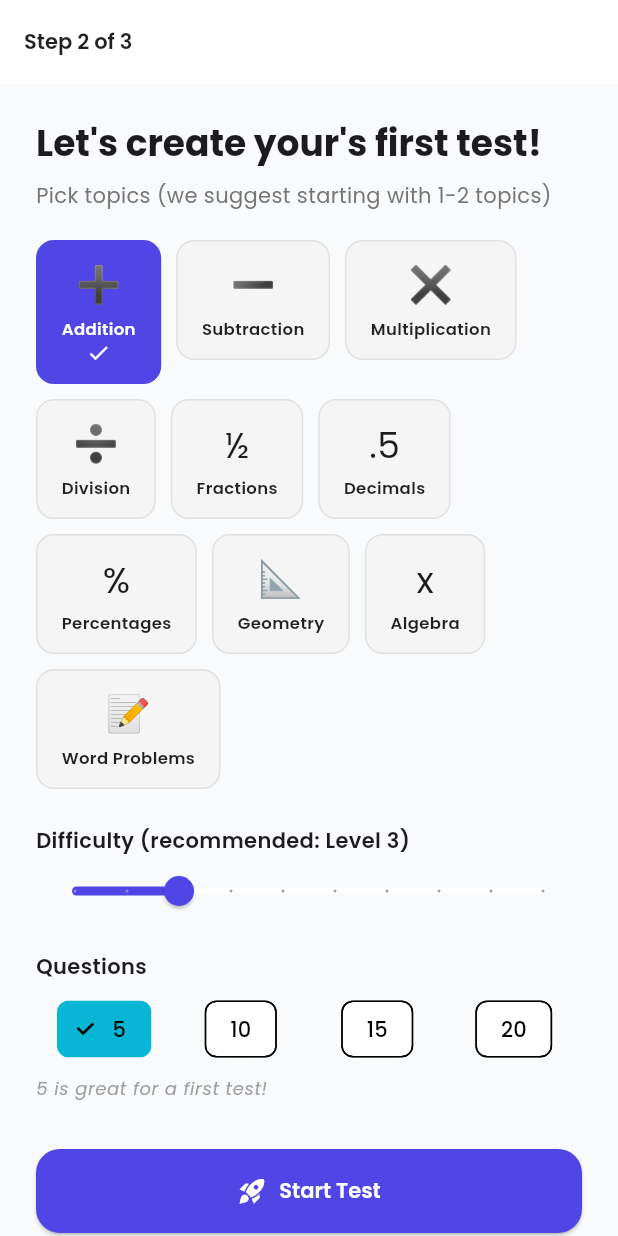
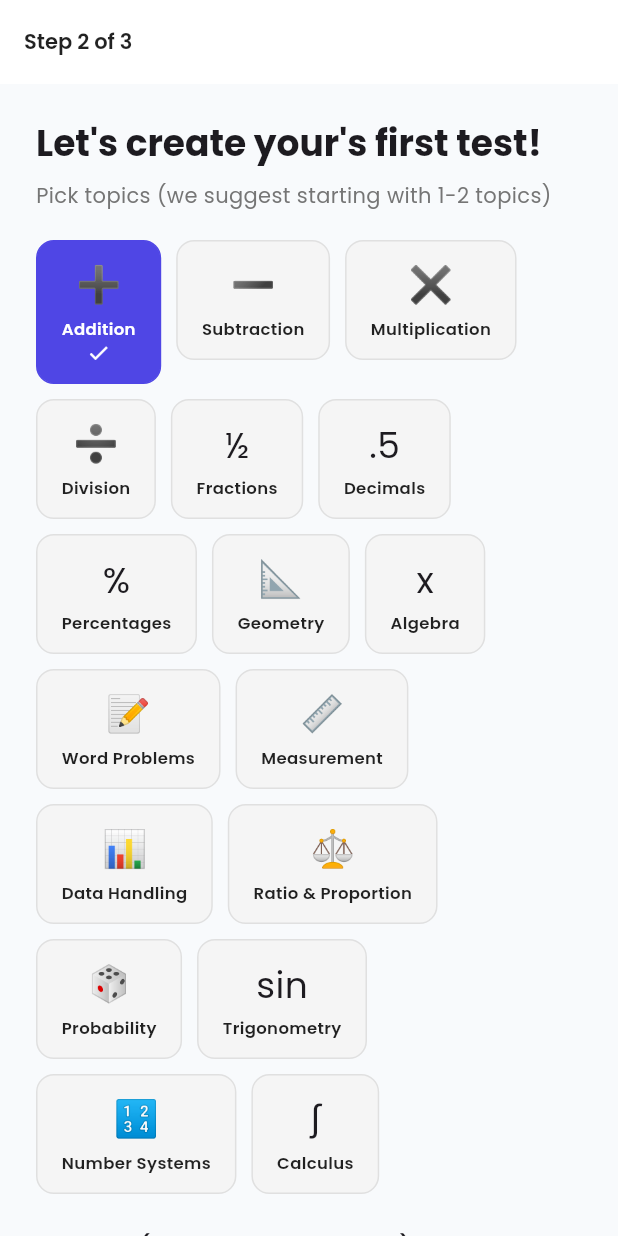
Before and after one commit to magoel/AIMathTest, a Flutter app: the OnboardingConfigScreen screen opened by its route, on a phone screen of 412 x 824 dp. Run offline on Flutter 3.47's test engine with Material 3 defaults, Android fonts, the phone set to English and light mode, and no system bars; our stand-ins replace cloud_firestore, cloud_functions, confetti, firebase_analytics, firebase_auth, firebase_core and 7 more; accounts and stored records are empty.

Commit message:
Add board-based curriculum support (CBSE, IB, Cambridge)
- Add Board field to child profiles with curriculum-aware topic filtering
- 7 new topics: measurement, data handling, ratio & proportion, probability,
  trigonometry, number systems, calculus (17 total)
- Full curriculum mapping: topics available per grade per board based on
  official syllabi research
- AI prompt includes board context for board-appropriate question styles
- Existing profiles default to CBSE (no migration needed)

Co-Authored-By: Claude Opus 4.6 (1M context) <noreply@anthropic.com>

```diff
--- /dev/null
+++ b/lib/config/board_curriculum.dart
@@ -0,0 +1,89 @@
+enum Board {
+  cbse,
+  ib,
+  cambridge;
+
+  String get label {
+    switch (this) {
+      case Board.cbse:
+        return 'CBSE';
+      case Board.ib:
+        return 'IB';
+      case Board.cambridge:
+        return 'Cambridge';
+    }
+  }
+
+  String get description {
+    switch (this) {
+      case Board.cbse:
+        return 'Central Board of Secondary Education';
+      case Board.ib:
+        return 'International Baccalaureate';
+      case Board.cambridge:
+        return 'Cambridge International';
+    }
+  }
+}
+
+/// Returns the set of topic keys available for a given board and grade.
+/// Grade: 0 = Kindergarten, 1-12 = Grade 1-12.
+Set<String> getAvailableTopics(Board board, int grade) {
+  return _curriculumMap[board]![grade.clamp(0, 12)]!;
+}
+
+// Base topics available from kindergarten for most boards
+const _kBasics = {'addition', 'subtraction', 'word_problems', 'geometry'};
+
+const Map<Board, Map<int, Set<String>>> _curriculumMap = {
+  // ── CBSE ──────────────────────────────────────────────────────────────
+  Board.cbse: {
+    0: {..._kBasics, 'measurement'},
+    1: {..._kBasics, 'measurement'},
+    2: {..._kBasics, 'measurement'},
+    3: {..._kBasics, 'measurement', 'multiplication', 'division'},
+    4: {..._kBasics, 'measurement', 'multiplication', 'division', 'fractions', 'decimals', 'percentages', 'data_handling'},
+    5: {..._kBasics, 'measurement', 'multiplication', 'division', 'fractions', 'decimals', 'percentages', 'data_handling'},
+    6: {..._kBasics, 'measurement', 'multiplication', 'division', 'fractions', 'decimals', 'percentages', 'data_handling', 'algebra', 'ratio_proportion'},
+    7: {..._kBasics, 'measurement', 'multiplication', 'division', 'fractions', 'decimals', 'percentages', 'data_handling', 'algebra', 'ratio_proportion', 'probability'},
+    8: {..._kBasics, 'measurement', 'multiplication', 'division', 'fractions', 'decimals', 'percentages', 'data_handling', 'algebra', 'ratio_proportion', 'probability'},
+    9: {..._kBasics, 'measurement', 'multiplication', 'division', 'fractions', 'decimals', 'percentages', 'data_handling', 'algebra', 'ratio_proportion', 'probability', 'number_systems', 'trigonometry'},
+    10: {..._kBasics, 'measurement', 'multiplication', 'division', 'fractions', 'decimals', 'percentages', 'data_handling', 'algebra', 'ratio_proportion', 'probability', 'number_systems', 'trigonometry'},
+    11: {..._kBasics, 'measurement', 'multiplication', 'division', 'fractions', 'decimals', 'percentages', 'data_handling', 'algebra', 'ratio_proportion', 'probability', 'number_systems', 'trigonometry', 'calculus'},
+    12: {..._kBasics, 'measurement', 'multiplication', 'division', 'fractions', 'decimals', 'percentages', 'data_handling', 'algebra', 'ratio_proportion', 'probability', 'number_systems', 'trigonometry', 'calculus'},
+  },
+
+  // ── IB ────────────────────────────────────────────────────────────────
+  Board.ib: {
+    0: {..._kBasics, 'measurement'},
+    1: {..._kBasics, 'measurement'},
+    2: {..._kBasics, 'measurement'},
+    3: {..._kBasics, 'measurement', 'multiplication', 'division', 'fractions', 'data_handling'},
+    4: {..._kBasics, 'measurement', 'multiplication', 'division', 'fractions', 'decimals', 'percentages', 'data_handling'},
+    5: {..._kBasics, 'measurement', 'multiplication', 'division', 'fractions', 'decimals', 'percentages', 'data_handling', 'algebra', 'ratio_proportion', 'probability'},
+    6: {..._kBasics, 'measurement', 'multiplication', 'division', 'fractions', 'decimals', 'percentages', 'data_handling', 'algebra', 'ratio_proportion', 'probability'},
+    7: {..._kBasics, 'measurement', 'multiplication', 'division', 'fractions', 'decimals', 'percentages', 'data_handling', 'algebra', 'ratio_proportion', 'probability'},
+    8: {..._kBasics, 'measurement', 'multiplication', 'division', 'fractions', 'decimals', 'percentages', 'data_handling', 'algebra', 'ratio_proportion', 'probability', 'trigonometry'},
+    9: {..._kBasics, 'measurement', 'multiplication', 'division', 'fractions', 'decimals', 'percentages', 'data_handling', 'algebra', 'ratio_proportion', 'probability', 'trigonometry'},
+    10: {..._kBasics, 'measurement', 'multiplication', 'division', 'fractions', 'decimals', 'percentages', 'data_handling', 'algebra', 'ratio_proportion', 'probability', 'trigonometry'},
+    11: {..._kBasics, 'measurement', 'multiplication', 'division', 'fractions', 'decimals', 'percentages', 'data_handling', 'algebra', 'ratio_proportion', 'probability', 'trigonometry', 'calculus'},
+    12: {..._kBasics, 'measurement', 'multiplication', 'division', 'fractions', 'decimals', 'percentages', 'data_handling', 'algebra', 'ratio_proportion', 'probability', 'trigonometry', 'calculus'},
+  },
+
+  // ── Cambridge ─────────────────────────────────────────────────────────
+  Board.cambridge: {
+    0: {..._kBasics},
+    1: {..._kBasics},
+    2: {..._kBasics, 'measurement', 'multiplication', 'division'},
+    3: {..._kBasics, 'measurement', 'multiplication', 'division', 'fractions', 'data_handling'},
+    4: {..._kBasics, 'measurement', 'multiplication', 'division', 'fractions', 'percentages', 'data_handling'},
+    5: {..._kBasics, 'measurement', 'multiplication', 'division', 'fractions', 'decimals', 'percentages', 'data_handling', 'ratio_proportion', 'probability'},
+    6: {..._kBasics, 'measurement', 'multiplication', 'division', 'fractions', 'decimals', 'percentages', 'data_handling', 'algebra', 'ratio_proportion', 'probability'},
+    7: {..._kBasics, 'measurement', 'multiplication', 'division', 'fractions', 'decimals', 'percentages', 'data_handling', 'algebra', 'ratio_proportion', 'probability'},
+    8: {..._kBasics, 'measurement', 'multiplication', 'division', 'fractions', 'decimals', 'percentages', 'data_handling', 'algebra', 'ratio_proportion', 'probability'},
+    9: {..._kBasics, 'measurement', 'multiplication', 'division', 'fractions', 'decimals', 'percentages', 'data_handling', 'algebra', 'ratio_proportion', 'probability', 'trigonometry'},
+    10: {..._kBasics, 'measurement', 'multiplication', 'division', 'fractions', 'decimals', 'percentages', 'data_handling', 'algebra', 'ratio_proportion', 'probability', 'number_systems', 'trigonometry'},
+    11: {..._kBasics, 'measurement', 'multiplication', 'division', 'fractions', 'decimals', 'percentages', 'data_handling', 'algebra', 'ratio_proportion', 'probability', 'number_systems', 'trigonometry'},
+    12: {..._kBasics, 'measurement', 'multiplication', 'division', 'fractions', 'decimals', 'percentages', 'data_handling', 'algebra', 'ratio_proportion', 'probability', 'number_systems', 'trigonometry', 'calculus'},
+  },
+};
--- a/lib/config/constants.dart
+++ b/lib/config/constants.dart
@@ -24,6 +24,13 @@ class AppConstants {
     'geometry': TopicInfo('Geometry', '📐'),
     'algebra': TopicInfo('Algebra', 'x'),
     'word_problems': TopicInfo('Word Problems', '📝'),
+    'measurement': TopicInfo('Measurement', '📏'),
+    'data_handling': TopicInfo('Data Handling', '📊'),
+    'ratio_proportion': TopicInfo('Ratio & Proportion', '⚖️'),
+    'probability': TopicInfo('Probability', '🎲'),
+    'trigonometry': TopicInfo('Trigonometry', 'sin'),
+    'number_systems': TopicInfo('Number Systems', '🔢'),
+    'calculus': TopicInfo('Calculus', '∫'),
   };
 
   static const List<int> questionCounts = [5, 10, 15, 20];
--- a/lib/screens/onboarding/onboarding_config_screen.dart
+++ b/lib/screens/onboarding/onboarding_config_screen.dart
@@ -3,6 +3,7 @@ import 'package:flutter_riverpod/flutter_riverpod.dart';
 import 'package:go_router/go_router.dart';
 import '../../config/app_config.dart';
 import '../../config/constants.dart';
+import '../../config/board_curriculum.dart';
 import '../../providers/auth_provider.dart';
 import '../../providers/profile_provider.dart';
 import '../../providers/test_provider.dart';
@@ -50,6 +51,7 @@ class _OnboardingConfigScreenState
         profileId: profile.id,
         profileName: profile.name,
         grade: profile.grade,
+        board: profile.board,
         topics: _selectedTopics.toList(),
         difficulty: _difficulty,
         questionCount: _questionCount,
@@ -77,6 +79,12 @@ class _OnboardingConfigScreenState
   @override
   Widget build(BuildContext context) {
     final profile = ref.watch(activeProfileProvider);
+    final availableTopics = profile != null
+        ? getAvailableTopics(profile.boardEnum, profile.grade)
+        : null;
+    if (availableTopics != null) {
+      _selectedTopics = _selectedTopics.intersection(availableTopics);
+    }
 
     return Scaffold(
       appBar: AppBar(
@@ -105,6 +113,7 @@ class _OnboardingConfigScreenState
             TopicChipGrid(
               selected: _selectedTopics,
               onChanged: (s) => setState(() => _selectedTopics = s),
+              availableTopics: availableTopics,
             ),
             const SizedBox(height: 24),
 
--- a/lib/widgets/topic_chip.dart
+++ b/lib/widgets/topic_chip.dart
@@ -4,19 +4,25 @@ import '../config/constants.dart';
 class TopicChipGrid extends StatelessWidget {
   final Set<String> selected;
   final ValueChanged<Set<String>> onChanged;
+  final Set<String>? availableTopics;
 
   const TopicChipGrid({
     super.key,
     required this.selected,
     required this.onChanged,
+    this.availableTopics,
   });
 
   @override
   Widget build(BuildContext context) {
+    final entries = availableTopics != null
+        ? AppConstants.topics.entries.where((e) => availableTopics!.contains(e.key))
+        : AppConstants.topics.entries;
+
     return Wrap(
       spacing: 10,
       runSpacing: 10,
-      children: AppConstants.topics.entries.map((entry) {
+      children: entries.map((entry) {
         final isSelected = selected.contains(entry.key);
         return GestureDetector(
           onTap: () {
```
Also changed, not shown: lib/models/profile_model.dart (+14 -0 lines), lib/screens/onboarding/onboarding_profile_screen.dart (+17 -0 lines), lib/screens/settings/profile_selector_screen.dart (+15 -0 lines), lib/screens/settings/settings_screen.dart (+17 -1 lines), lib/screens/test_config/test_config_screen.dart (+11 -0 lines), lib/services/ai_service.dart (+40 -1 lines), 1 other file.
